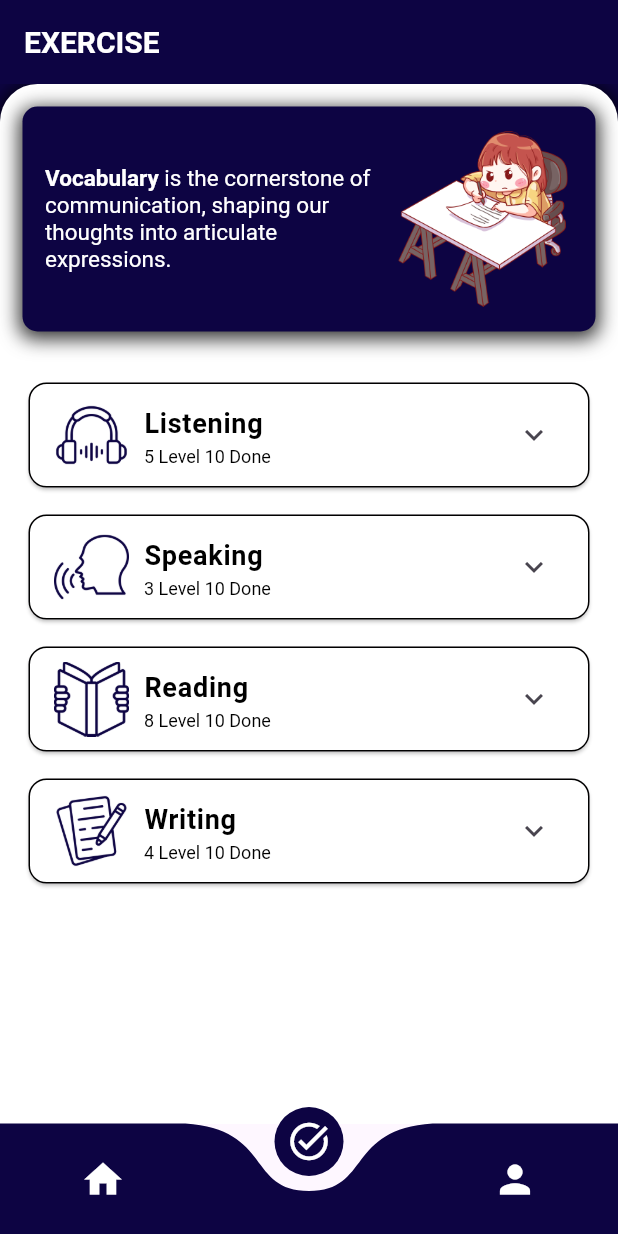
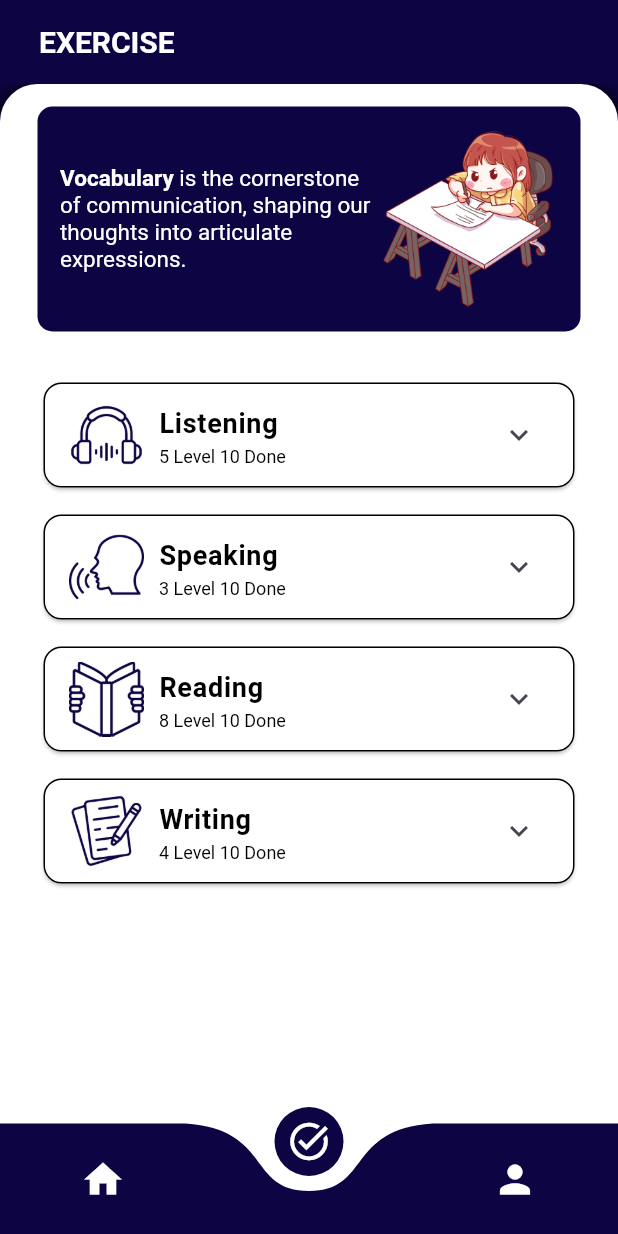
Before and after one commit to andraalayubi/learn-toefl-fork, a Flutter app: the screen it shows after launch, item 2 of the bottom bar chosen, on a phone screen of 412 x 824 dp. Run offline on Flutter 3.47's test engine with Material 3 defaults, Android fonts, the phone set to English and light mode, and no system bars; drawn by our look-alikes of curved_navigation_bar; our stand-ins replace audioplayers, google_fonts, sqflite, youtube_player_flutter; accounts and stored records are empty.

Commit message:
fix navigation curved color, and padding fied at exercise

```diff
--- a/lib/pages/exercise/exercise.dart
+++ b/lib/pages/exercise/exercise.dart
@@ -17,7 +17,9 @@ class _Exercise extends State<Exercise> {
     return Scaffold(
       appBar: AppBar(
         surfaceTintColor: Colors.transparent,
-        title: const Text(
+        title: Padding(
+          padding: const EdgeInsets.symmetric(horizontal: 10.0),
+          child: const Text(
             "EXERCISE",
             style: TextStyle(
               color: Colors.white,
@@ -25,11 +27,13 @@ class _Exercise extends State<Exercise> {
               fontWeight: FontWeight.bold,
             ),
           ),
+        ),
         backgroundColor: const Color(0xFF0D0443),
       ),
       backgroundColor: const Color(0xFF0D0443),
       body: SingleChildScrollView(
         child: Container(
+          // height: double.infinity,
           constraints: BoxConstraints(
             minHeight: screenHeight,
           ),
@@ -62,18 +66,20 @@ class _Exercise extends State<Exercise> {
   }
 
   Widget _buildHeader(double containerWidth) {
-    return Container(
+    return Padding(
+      padding: const EdgeInsets.symmetric(horizontal: 10.0),
+      child: Container(
         decoration: BoxDecoration(
           color: const Color(0xFF0D0443),
           borderRadius: BorderRadius.circular(10),
-        boxShadow: [
-          BoxShadow(
-            color: Colors.black.withOpacity(0.8),
-            spreadRadius: 2,
-            blurRadius: 10,
-            offset: const Offset(0, 3),
-          ),
-        ],
+          // boxShadow: [
+          //   BoxShadow(
+          //     color: Colors.black.withOpacity(0.8),
+          //     spreadRadius: 2,
+          //     blurRadius: 10,
+          //     offset: const Offset(0, 3),
+          //   ),
+          // ],
         ),
         padding: const EdgeInsets.all(15),
         child: Row(
@@ -107,6 +113,7 @@ class _Exercise extends State<Exercise> {
               fit: BoxFit.cover,
             ),
           ],
+        ),
       ),
     );
   }
@@ -180,7 +187,9 @@ class _Exercise extends State<Exercise> {
     int levelDone,
     int totalLevels,
   ) {
-    return Card(
+    return Padding(
+      padding: const EdgeInsets.symmetric(horizontal: 10.0),
+      child: Card(
         child: Container(
           decoration: BoxDecoration(
               color: Colors.white,
@@ -217,7 +226,8 @@ class _Exercise extends State<Exercise> {
                             color: Color.fromARGB(255, 0, 0, 0),
                           ),
                           children: [
-                          TextSpan(text: '$levelDone Level $totalLevels Done'),
+                            TextSpan(
+                                text: '$levelDone Level $totalLevels Done'),
                             const TextSpan(
                               style: TextStyle(
                                 fontWeight: FontWeight.bold,
@@ -274,8 +284,7 @@ class _Exercise extends State<Exercise> {
                   Navigator.push(
                     context,
                     MaterialPageRoute(
-                    builder: (context) =>
-                        const ExerciseQuestionAnswer(),
+                      builder: (context) => const ExerciseQuestionAnswer(),
                     ),
                   );
                 },
@@ -283,9 +292,9 @@ class _Exercise extends State<Exercise> {
             }).toList(),
           ),
         ),
+      ),
     );
   }
-
 
   Widget exerciseQuestionAnswerWidget() {
     return const ExerciseQuestionAnswer(); // Pastikan ini benar
--- a/lib/widget/bottom_navigation.dart
+++ b/lib/widget/bottom_navigation.dart
@@ -15,18 +15,18 @@ class BottomNavigation extends StatefulWidget {
 class _BottomNavigationState extends State<BottomNavigation> {
   int _selectedIndex = 0;
 
-    final List<Widget> _pages = const [
-      HomePage(),
-      Exercise(),
-      ProfilPage(),
-    ];
+  final List<Widget> _pages = const [
+    HomePage(),
+    Exercise(),
+    ProfilPage(),
+  ];
 
   @override
   Widget build(BuildContext context) {
     return Scaffold(
       body: _pages[_selectedIndex],
       bottomNavigationBar: CurvedNavigationBar(
-        backgroundColor: Colors.transparent,
+        backgroundColor: Colors.white,
         color: mColor,
         onTap: (index) {
           setState(() {
```
Also changed, not shown: lib/pages/grammar.dart (+8 -8 lines), lib/pages/grammar_video.dart (+6 -6 lines), lib/pages/translate.dart (+18 -18 lines). Lines whose indentation alone changed are shown as unchanged.
